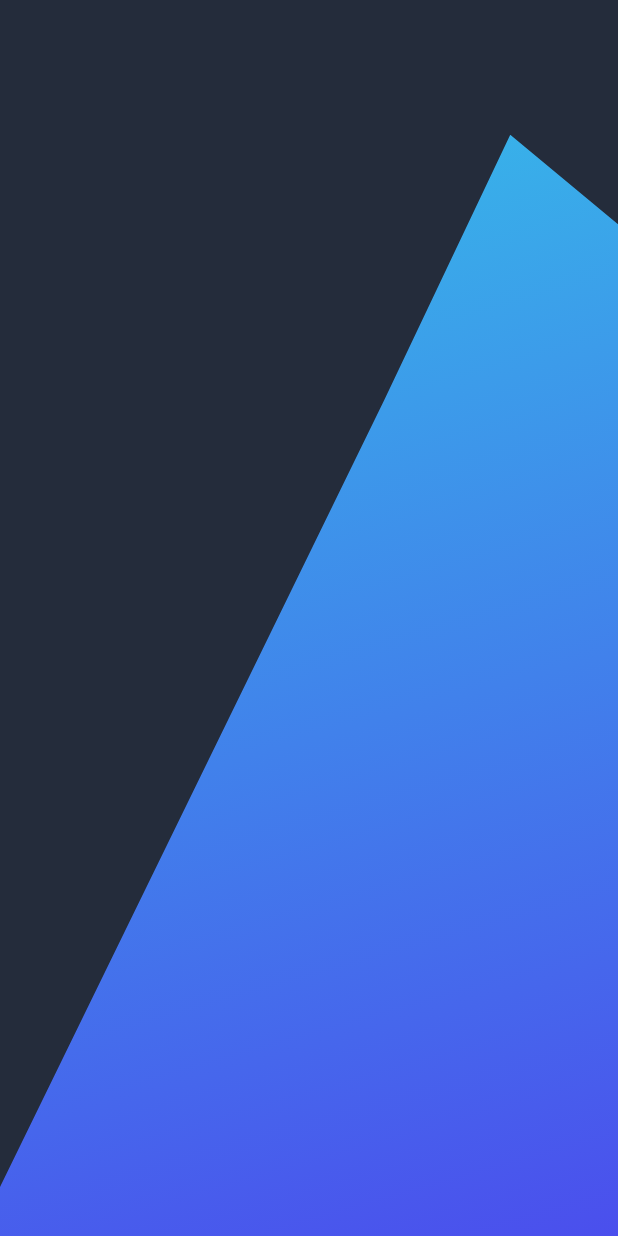
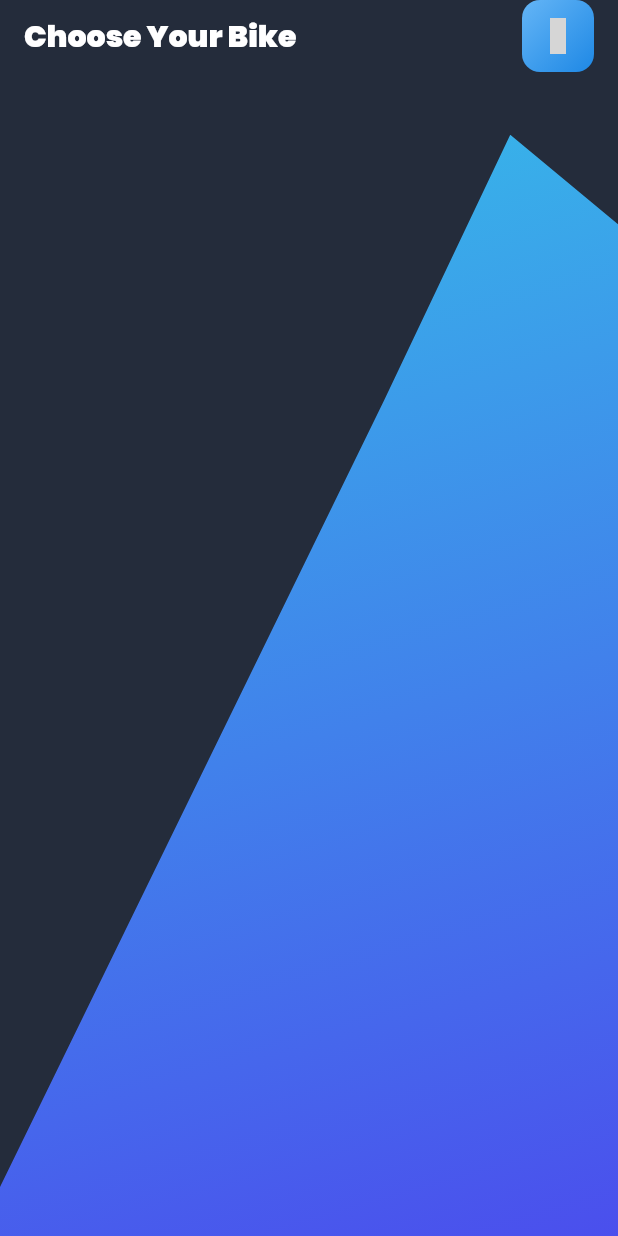
Before and after one commit to nadersakr/task, a Flutter app: the screen it shows after launch, on a phone screen of 412 x 824 dp. Run offline on Flutter 3.47's test engine with Material 3 defaults, Android fonts, the phone set to English and light mode, and no system bars; our stand-ins replace flutter_svg, iconsax_plus; grey boxes are pictures that could not be loaded.

Commit message:
Add AppTheme and HomeAppBar components; refactor HomeScreen layout and update dependencies

```diff
--- /dev/null
+++ b/lib/core/constants/theme/app_theme.dart
@@ -0,0 +1,14 @@
+import 'package:flutter/material.dart';
+
+class AppTheme {
+  static final ThemeData lightTheme = ThemeData(
+    textTheme: const TextTheme(
+      bodyLarge: TextStyle(color: Colors.white),
+      bodyMedium: TextStyle(color: Colors.white),
+      bodySmall: TextStyle(color: Colors.white),
+      titleLarge: TextStyle(color: Colors.white),
+      titleMedium: TextStyle(color: Colors.white),
+      titleSmall: TextStyle(color: Colors.white),
+    ),
+  );
+}
--- a/lib/features/home/presentation/screens/home_screen.dart
+++ b/lib/features/home/presentation/screens/home_screen.dart
@@ -1,13 +1,20 @@
 import 'package:flutter/material.dart';
 import 'package:flutter_svg/svg.dart';
+import 'package:task/core/constants/app_colors.dart';
 import 'package:task/core/constants/app_strings.dart';
+import 'package:task/features/home/presentation/widgets/home_app_bar.dart';
 
 class HomeScreen extends StatelessWidget {
   const HomeScreen({super.key});
 
   @override
   Widget build(BuildContext context) {
-    return Stack(
+    return Scaffold(
+      backgroundColor: AppColors.background,
+      body: SizedBox(
+        width: double.infinity,
+        height: double.infinity,
+        child: Stack(
           children: [
             Positioned(
               bottom: 0,
@@ -17,7 +24,18 @@ class HomeScreen extends StatelessWidget {
                 width: MediaQuery.of(context).size.width,
               ),
             ),
+            Padding(
+              padding: const EdgeInsets.symmetric(horizontal: 16.0),
+              child: Column(
+                children: [
+                  SizedBox(height: MediaQuery.of(context).padding.top),
+                  HomeAppBar(),
                 ],
+              ),
+            ),
+          ],
+        ),
+      ),
     );
   }
 }
--- /dev/null
+++ b/lib/features/home/presentation/widgets/home_app_bar.dart
@@ -0,0 +1,45 @@
+import 'package:flutter/material.dart';
+import 'package:iconsax_plus/iconsax_plus.dart';
+
+class HomeAppBar extends StatelessWidget {
+  const HomeAppBar({super.key});
+
+  @override
+  Widget build(BuildContext context) {
+    return Row(
+      children: [
+        Text('Choose Your Bike', style: Theme.of(context).textTheme.titleLarge),
+        const Spacer(),
+        SearchWidget(),
+      ],
+    );
+  }
+}
+
+class SearchWidget extends StatelessWidget {
+  const SearchWidget({super.key});
+
+  @override
+  Widget build(BuildContext context) {
+    return Container(
+      decoration: BoxDecoration(
+        gradient: LinearGradient(
+          colors: [Colors.blue.shade300, Colors.blue.shade600],
+          begin: Alignment.topLeft,
+          end: Alignment.bottomRight,
+        ),
+        borderRadius: BorderRadius.circular(12.0),
+      ),
+      child: IconButton(
+        icon: Icon(
+          IconsaxPlusLinear.search_normal_1,
+          size: 24.0,
+          color: Colors.white,
+        ),
+        onPressed: () {
+          // Handle search button press
+        },
+      ),
+    );
+  }
+}
--- a/lib/main.dart
+++ b/lib/main.dart
@@ -1,5 +1,4 @@
 import 'package:flutter/material.dart';
-import 'package:task/core/constants/app_colors.dart';
 import 'package:task/features/home/presentation/screens/home_screen.dart';
 
 void main() {
@@ -13,9 +12,17 @@ class MyApp extends StatelessWidget {
   @override
   Widget build(BuildContext context) {
     return MaterialApp(
-      title: 'Flutter Demo',
+      debugShowCheckedModeBanner: false,
       theme: ThemeData(
-        colorScheme: ColorScheme.fromSeed(seedColor: Colors.deepPurple),
+        textTheme: const TextTheme(
+          titleLarge: TextStyle(
+            fontSize: 20,
+            color: Colors.white,
+            fontWeight: FontWeight.w700,
+          ),
+          titleMedium: TextStyle(fontSize: 18, color: Colors.white),
+        ),
+        iconTheme: const IconThemeData(color: Colors.white),
         fontFamily: 'Poppins', // Set default font family
       ),
       home: const TaskApp(),
@@ -28,6 +35,6 @@ class TaskApp extends StatelessWidget {
 
   @override
   Widget build(BuildContext context) {
-    return Scaffold(backgroundColor: AppColors.background, body: HomeScreen());
+    return HomeScreen();
   }
 }
--- a/pubspec.yaml
+++ b/pubspec.yaml
@@ -35,6 +35,7 @@ dependencies:
   # Use with the CupertinoIcons class for iOS style icons.
   cupertino_icons: ^1.0.8
   flutter_svg: ^2.2.0
+  iconsax_plus: ^1.0.0
 
 dev_dependencies:
   flutter_test:
```
Lines whose indentation alone changed are shown as unchanged.
